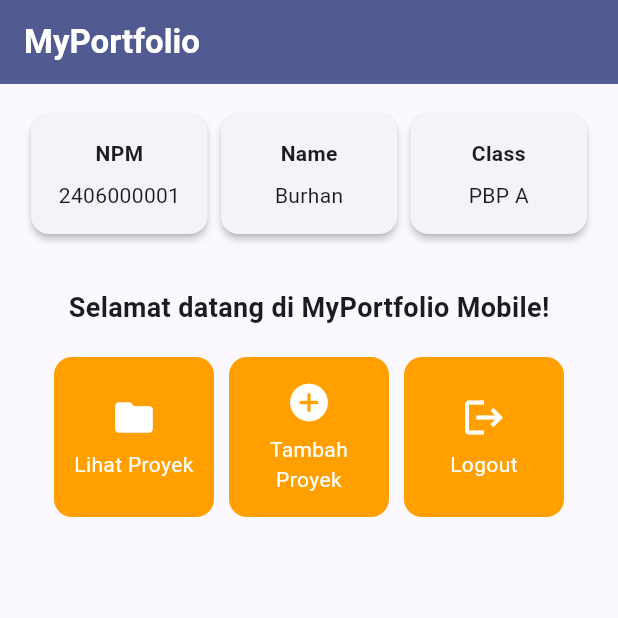
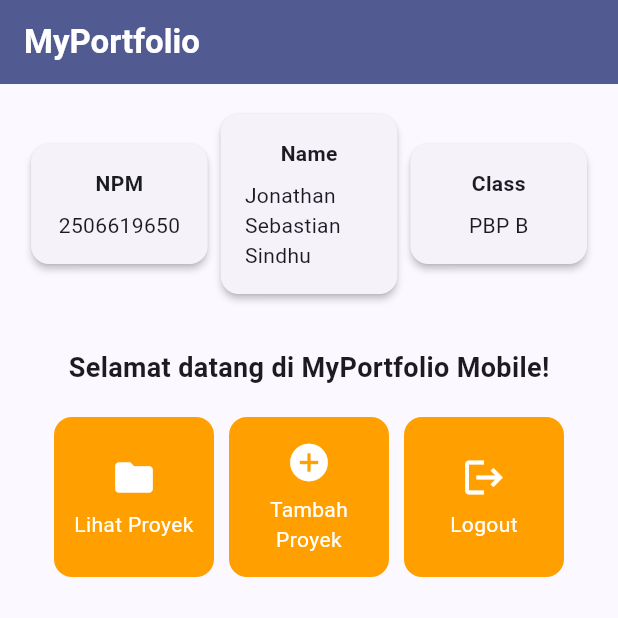
Before and after one commit to Kobaneru/myportofolio_mobile, a Flutter app: the screen it shows after launch, on a phone screen of 412 x 824 dp, the top half of it. Run offline on Flutter 3.47's test engine with Material 3 defaults, Android fonts, the phone set to English and light mode, and no system bars.

Commit message:
feat(profile): personalize portfolio owner information

```diff
--- a/lib/menu.dart
+++ b/lib/menu.dart
@@ -3,9 +3,9 @@ import 'package:flutter/material.dart';
 class MyHomePage extends StatelessWidget {
   MyHomePage({super.key});
 
-  final String npm = "2406000001";
-  final String nama = "Burhan";
-  final String kelas = "PBP A";
+  final String npm = "2506619650";
+  final String nama = "Jonathan Sebastian Sindhu";
+  final String kelas = "PBP B";
 
   final List<ItemHomepage> items = [
     ItemHomepage("Lihat Proyek", Icons.folder),
```
